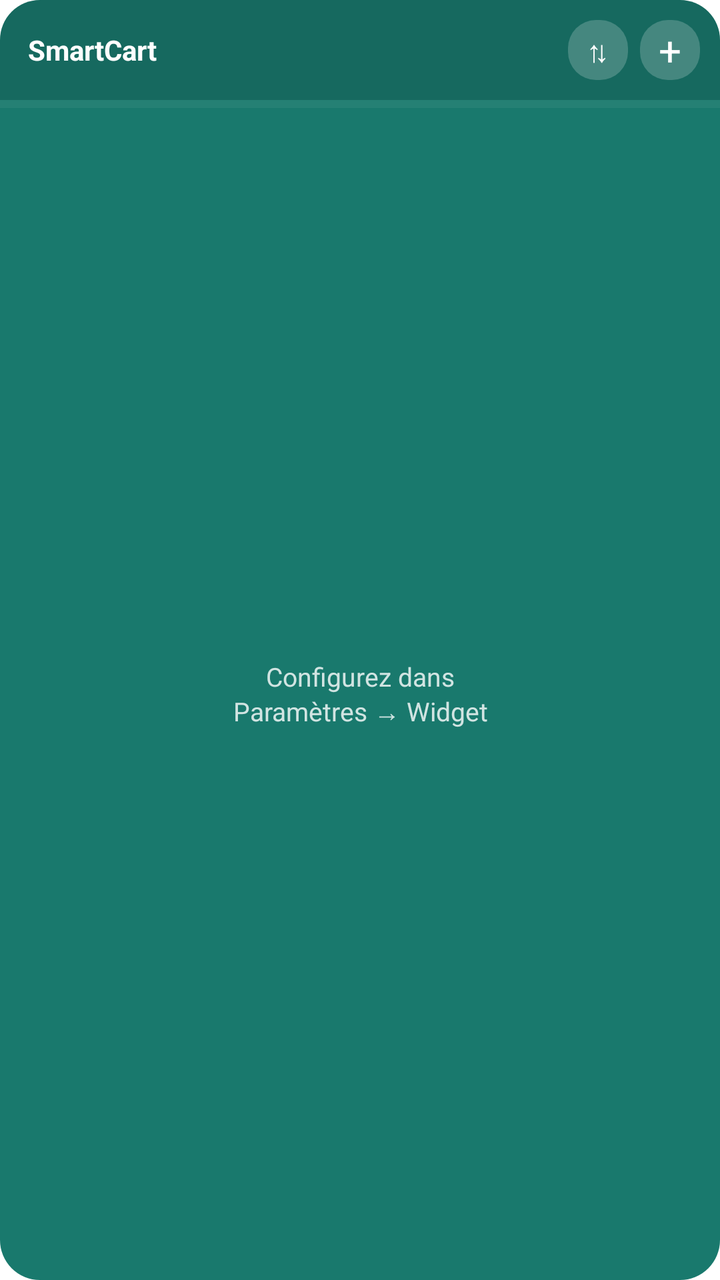
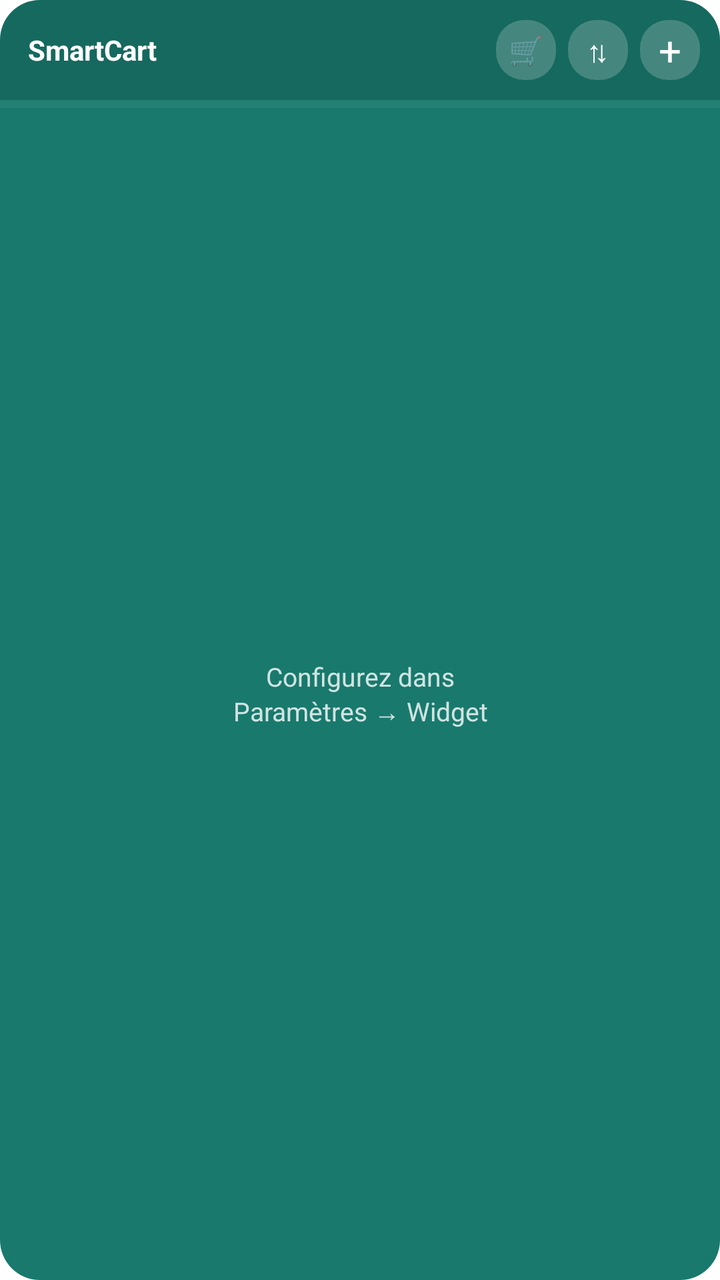

Before-and-after screenshots of an Android layout around one commit, followed by the original layout XML and the change that was made.
<!-- AndroidManifest.xml: fallback theme Theme.MaterialComponents.DayNight.NoActionBar -->
<!-- res/layout/smartcart_widget_layout.xml -->
<?xml version="1.0" encoding="utf-8"?>
<FrameLayout
    xmlns:android="http://schemas.android.com/apk/res/android"
    android:layout_width="match_parent"
    android:layout_height="match_parent">

    
    <ImageView
        android:id="@+id/widget_bg"
        android:layout_width="match_parent"
        android:layout_height="match_parent"
        android:scaleType="fitXY"
        android:src="@drawable/widget_background"/>

    <LinearLayout
        android:layout_width="match_parent"
        android:layout_height="match_parent"
        android:orientation="vertical"
        android:padding="0dp">

    
    <LinearLayout
        android:id="@+id/widget_header"
        android:layout_width="match_parent"
        android:layout_height="wrap_content"
        android:orientation="horizontal"
        android:gravity="center_vertical"
        android:paddingStart="14dp"
        android:paddingEnd="10dp"
        android:paddingTop="10dp"
        android:paddingBottom="10dp"
        android:background="@drawable/widget_header_background">

        <TextView
            android:id="@+id/widget_liste_nom"
            android:layout_width="0dp"
            android:layout_height="wrap_content"
            android:layout_weight="1"
            android:text="SmartCart"
            android:textSize="14sp"
            android:textStyle="bold"
            android:textColor="#FFFFFF"
            android:maxLines="1"
            android:ellipsize="end"/>

        <TextView
            android:id="@+id/widget_compteur"
            android:layout_width="wrap_content"
            android:layout_height="wrap_content"
            android:text=""
            android:textSize="12sp"
            android:textColor="#CCFFFFFF"
            android:layout_marginEnd="10dp"/>

        
        <TextView
            android:id="@+id/widget_btn_tri"
            android:layout_width="30dp"
            android:layout_height="30dp"
            android:text="⇅"
            android:textSize="15sp"
            android:textColor="#FFFFFF"
            android:gravity="center"
            android:layout_marginEnd="6dp"
            android:background="@drawable/widget_btn_background"/>

        <TextView
            android:id="@+id/widget_btn_add"
            android:layout_width="30dp"
            android:layout_height="30dp"
            android:text="+"
            android:textSize="20sp"
            android:textColor="#FFFFFF"
            android:gravity="center"
            android:background="@drawable/widget_btn_background"/>
    </LinearLayout>

    
    <ProgressBar
        android:id="@+id/widget_progress"
        style="?android:attr/progressBarStyleHorizontal"
        android:layout_width="match_parent"
        android:layout_height="4dp"
        android:max="100"
        android:progress="0"
        android:progressTint="#FFFFFF"
        android:progressBackgroundTint="#33FFFFFF"/>

    
    <FrameLayout
        android:layout_width="match_parent"
        android:layout_height="0dp"
        android:layout_weight="1">

        <ListView
            android:id="@+id/widget_list"
            android:layout_width="match_parent"
            android:layout_height="match_parent"
            android:divider="@null"
            android:dividerHeight="0dp"
            android:paddingTop="4dp"
            android:paddingBottom="4dp"
            android:scrollbars="none"/>

        
        <TextView
            android:id="@+id/widget_empty"
            android:layout_width="match_parent"
            android:layout_height="match_parent"
            android:text="Configurez dans\nParamètres → Widget"
            android:textSize="13sp"
            android:textColor="#CCFFFFFF"
            android:gravity="center"/>

    </FrameLayout>

    </LinearLayout>
</FrameLayout>
<!-- resources referenced by this layout -->
<resources>
  <!-- drawable widget_background (drawable) -->
  <?xml version="1.0" encoding="utf-8"?>
  <shape xmlns:android="http://schemas.android.com/apk/res/android">
      <solid android:color="#E6006B5E"/>
      <corners android:radius="20dp"/>
  </shape>
  <!-- drawable widget_btn_background (drawable) -->
  <?xml version="1.0" encoding="utf-8"?>
  <shape xmlns:android="http://schemas.android.com/apk/res/android">
      <solid android:color="#33FFFFFF"/>
      <corners android:radius="14dp"/>
  </shape>
  <!-- drawable widget_header_background (drawable) -->
  <?xml version="1.0" encoding="utf-8"?>
  <shape xmlns:android="http://schemas.android.com/apk/res/android">
      <solid android:color="#22000000"/>
      <corners android:topLeftRadius="20dp" android:topRightRadius="20dp"/>
  </shape>
</resources>

<!-- the commit's change to res/layout/smartcart_widget_layout.xml (unified diff, before → after) -->
@@ -51,6 +51,17 @@
             android:textSize="12sp"
             android:textColor="#CCFFFFFF"
             android:layout_marginEnd="10dp"/>
+
+        
+        <TextView
+            android:id="@+id/widget_btn_courses"
+            android:layout_width="30dp"
+            android:layout_height="30dp"
+            android:text="🛒"
+            android:textSize="14sp"
+            android:gravity="center"
+            android:layout_marginEnd="6dp"
+            android:background="@drawable/widget_btn_background"/>
 
         
         <TextView
